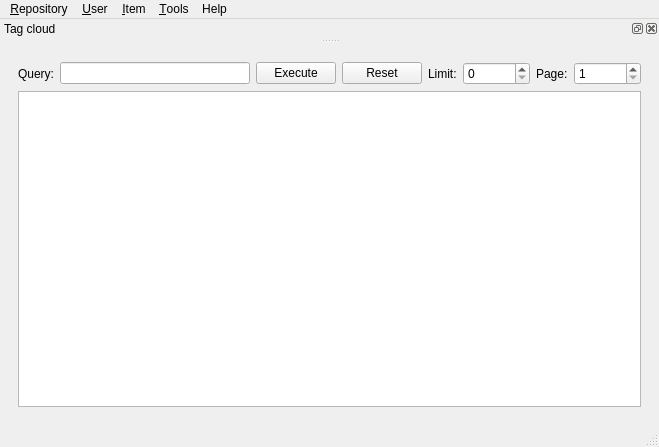
The window that ui/mainwindow.ui (vlkv/reggata) describes before a commit, drawn with Qt 5.
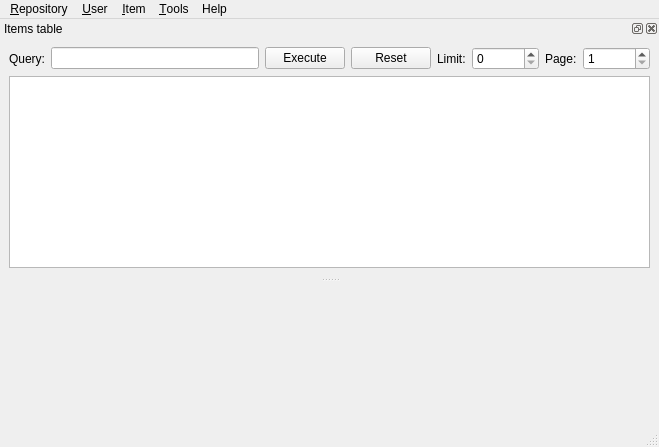
The same window after the commit.

Commit message: Moved Items table into separate dock widget

The edit to the form file:
```diff
--- a/ui/mainwindow.ui
+++ b/ui/mainwindow.ui
@@ -13,82 +13,7 @@
    <string>Reggata</string>
   </property>
   <widget class="QWidget" name="centralwidget" >
-   <layout class="QVBoxLayout" name="verticalLayout_3" >
-    <item>
-     <widget class="QFrame" name="frame" >
-      <layout class="QVBoxLayout" name="verticalLayout_2" >
-       <item>
-        <layout class="QHBoxLayout" name="horizontalLayout" >
-         <item>
-          <widget class="QLabel" name="label" >
-           <property name="text" >
-            <string>Query:</string>
-           </property>
-          </widget>
-         </item>
-         <item>
-          <widget class="QLineEdit" name="lineEdit_query" />
-         </item>
-         <item>
-          <widget class="QPushButton" name="pushButton_query_exec" >
-           <property name="text" >
-            <string>Execute</string>
-           </property>
-          </widget>
-         </item>
-         <item>
-          <widget class="QPushButton" name="pushButton_query_reset" >
-           <property name="text" >
-            <string>Reset</string>
-           </property>
-          </widget>
-         </item>
-         <item>
-          <widget class="QLabel" name="label_2" >
-           <property name="text" >
-            <string>Limit:</string>
-           </property>
-          </widget>
-         </item>
-         <item>
-          <widget class="QSpinBox" name="spinBox_limit" >
-           <property name="toolTip" >
-            <string>Maximum number of rows per page to display (0 - no limit).</string>
-           </property>
-           <property name="maximum" >
-            <number>1000000</number>
-           </property>
-           <property name="singleStep" >
-            <number>20</number>
-           </property>
-          </widget>
-         </item>
-         <item>
-          <widget class="QLabel" name="label_3" >
-           <property name="text" >
-            <string>Page:</string>
-           </property>
-          </widget>
-         </item>
-         <item>
-          <widget class="QSpinBox" name="spinBox_page" >
-           <property name="minimum" >
-            <number>1</number>
-           </property>
-           <property name="maximum" >
-            <number>1000000</number>
-           </property>
-          </widget>
-         </item>
-        </layout>
-       </item>
-       <item>
-        <widget class="QTableView" name="tableView_items" />
-       </item>
-      </layout>
-     </widget>
-    </item>
-   </layout>
+   <layout class="QVBoxLayout" name="verticalLayout_3" />
   </widget>
   <widget class="QMenuBar" name="menubar" >
    <property name="geometry" >
@@ -185,12 +110,83 @@
     <set>QDockWidget::AllDockWidgetFeatures</set>
    </property>
    <property name="windowTitle" >
-    <string>Tag cloud</string>
+    <string>Items table</string>
    </property>
    <attribute name="dockWidgetArea" >
     <number>4</number>
    </attribute>
-   <widget class="QWidget" name="dockWidgetContents" />
+   <widget class="QWidget" name="dockWidgetContents" >
+    <layout class="QVBoxLayout" name="verticalLayout" >
+     <item>
+      <layout class="QHBoxLayout" name="horizontalLayout" >
+       <item>
+        <widget class="QLabel" name="label" >
+         <property name="text" >
+          <string>Query:</string>
+         </property>
+        </widget>
+       </item>
+       <item>
+        <widget class="QLineEdit" name="lineEdit_query" />
+       </item>
+       <item>
+        <widget class="QPushButton" name="pushButton_query_exec" >
+         <property name="text" >
+          <string>Execute</string>
+         </property>
+        </widget>
+       </item>
+       <item>
+        <widget class="QPushButton" name="pushButton_query_reset" >
+         <property name="text" >
+          <string>Reset</string>
+         </property>
+        </widget>
+       </item>
+       <item>
+        <widget class="QLabel" name="label_2" >
+         <property name="text" >
+          <string>Limit:</string>
+         </property>
+        </widget>
+       </item>
+       <item>
+        <widget class="QSpinBox" name="spinBox_limit" >
+         <property name="toolTip" >
+          <string>Maximum number of rows per page to display (0 - no limit).</string>
+         </property>
+         <property name="maximum" >
+          <number>1000000</number>
+         </property>
+         <property name="singleStep" >
+          <number>20</number>
+         </property>
+        </widget>
+       </item>
+       <item>
+        <widget class="QLabel" name="label_3" >
+         <property name="text" >
+          <string>Page:</string>
+         </property>
+        </widget>
+       </item>
+       <item>
+        <widget class="QSpinBox" name="spinBox_page" >
+         <property name="minimum" >
+          <number>1</number>
+         </property>
+         <property name="maximum" >
+          <number>1000000</number>
+         </property>
+        </widget>
+       </item>
+      </layout>
+     </item>
+     <item>
+      <widget class="QTableView" name="tableView_items" />
+     </item>
+    </layout>
+   </widget>
   </widget>
   <action name="action_repo_create" >
    <property name="text" >
```
Left out of the diff: 25 changed lines with no effect on the pictures. The commit also changes 2 other files.
